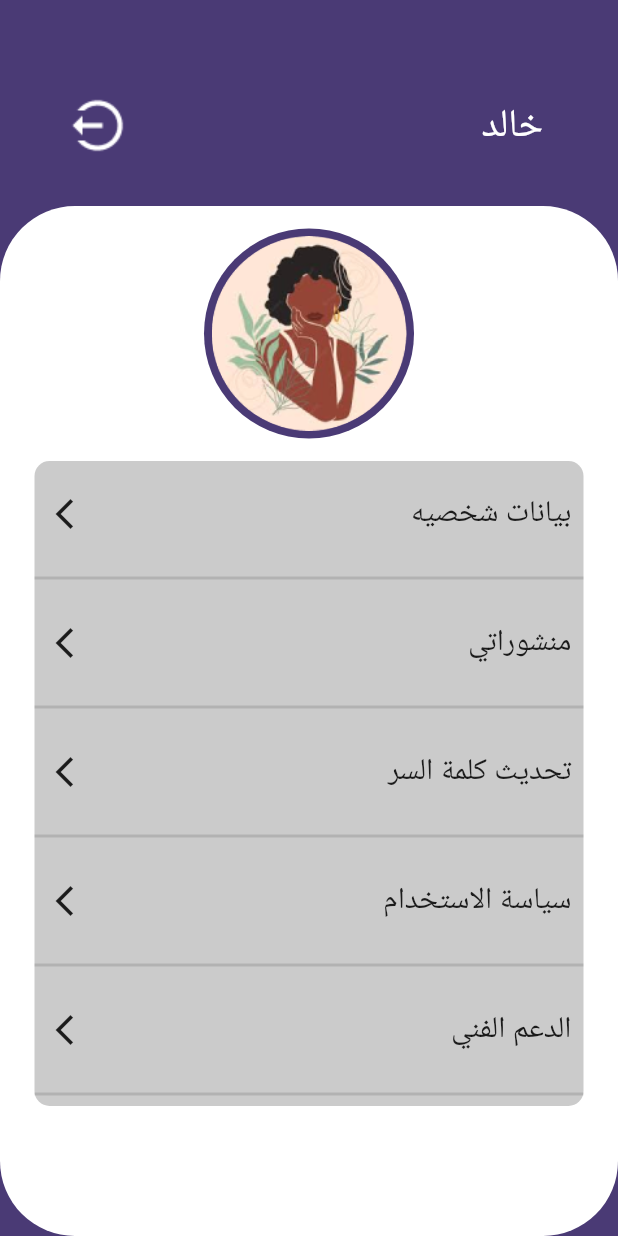
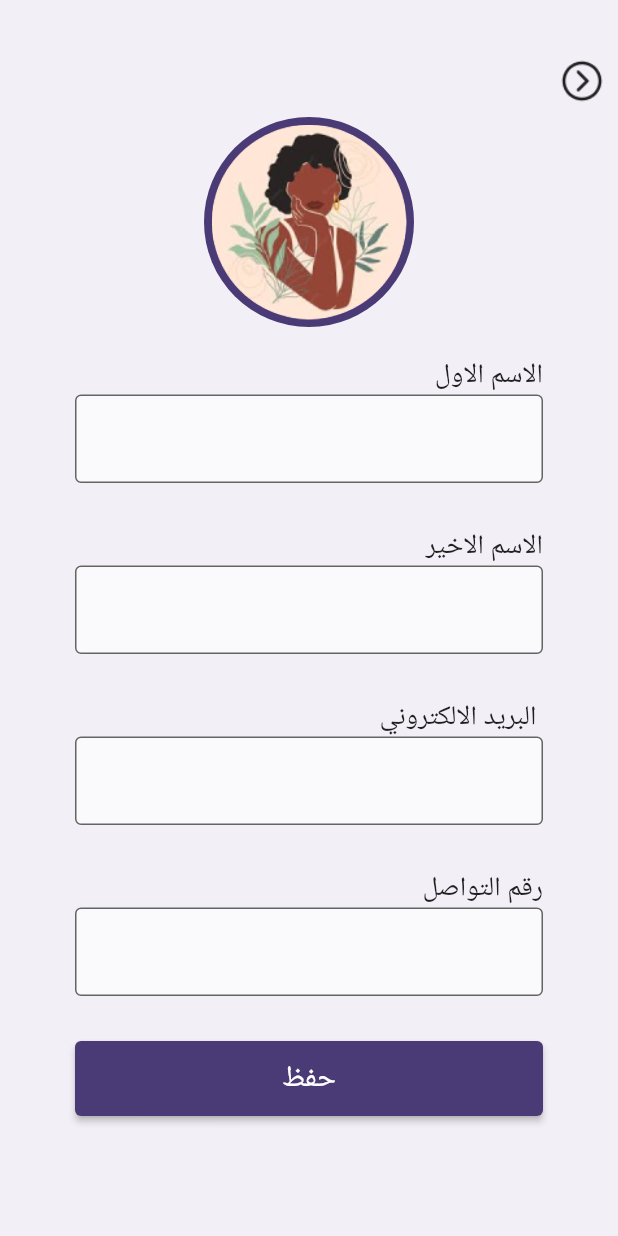
Before and after one commit to Khaled-alamri/Tuwaiq-Academy-Community-Application, a Flutter app: the profile screen opened by its route, after a tap on "بيانات شخصيه", on a phone screen of 412 x 824 dp. Run offline on Flutter 3.47's test engine with Material 2 defaults, Android fonts, the phone set to English and light mode, and no system bars; our stand-ins replace auto_size_text, get, hexcolor, smooth_page_indicator.

Commit message:
my Info page for profile don

```diff
--- a/lib/Component/CustomTextField.dart
+++ b/lib/Component/CustomTextField.dart
@@ -32,7 +32,7 @@ class CustomTextField extends StatelessWidget {
           IconForText,
           color: HexColor("#7660A9"),
         ),
-        hintText: hintTextShow.toString(),
+        hintText: hintTextShow,
         border: OutlineInputBorder(
           borderSide: BorderSide(
             color: Colors.white,
--- /dev/null
+++ b/lib/Component/Profile/Avater.dart
@@ -0,0 +1,24 @@
+import 'package:flutter/material.dart';
+import 'package:flutter/src/widgets/container.dart';
+import 'package:flutter/src/widgets/framework.dart';
+
+class Avter extends StatelessWidget {
+  const Avter({super.key, required this.Img, this.size});
+  final String Img;
+  final double? size;
+
+  @override
+  Widget build(BuildContext context) {
+    return CircleAvatar(
+      backgroundColor: Color(0xff4A3A75),
+      radius: size,
+      child: ClipOval(
+        child: Image.asset(
+          Img,
+          width: 130,
+          fit: BoxFit.cover,
+        ),
+      ),
+    );
+  }
+}
--- /dev/null
+++ b/lib/View/profile/My_Info.dart
@@ -0,0 +1,80 @@
+import 'package:final_project/Component/CustomButton.dart';
+import 'package:final_project/Component/CustomTextField.dart';
+import 'package:final_project/Component/Profile/Avater.dart';
+import 'package:flutter/material.dart';
+import 'package:get/get.dart';
+import 'package:hexcolor/hexcolor.dart';
+
+class My_Info extends StatelessWidget {
+  const My_Info({super.key});
+
+  @override
+  Widget build(BuildContext context) {
+    return Scaffold(
+      backgroundColor: HexColor("#f2eff6"),
+      body: ListView(
+        children: [
+          SizedBox(
+            height: 30,
+          ),
+          Align(
+              alignment: Alignment.topRight,
+              child: IconButton(
+                  onPressed: () {
+                    Get.back();
+                  },
+                  icon: ImageIcon(
+                    AssetImage("images/ion_chevron-back-circle-outline.png"),
+                    size: 50,
+                  ))),
+          Avter(
+            Img: "images/images 1.png",
+            size: 70,
+          ),
+          Padding(
+            padding: EdgeInsets.only(left: 50, right: 50, top: 20),
+            child: Column(
+              children: [
+                Align(
+                    alignment: Alignment.centerRight,
+                    child: Text("الاسم الاول",style: TextStyle(fontSize: 18))),
+                CustomTextField(labelTextShow: "",),
+                SizedBox(
+                  height: 30,
+                ),
+                Align(
+                    alignment: Alignment.centerRight,
+                    child: Text("الاسم الاخير",style: TextStyle(fontSize: 18))),
+                CustomTextField(labelTextShow: ""),
+                SizedBox(
+                  height: 30,
+                ),
+                Align(
+                    alignment: Alignment.centerRight,
+                    child: Text(" البريد الالكتروني",style: TextStyle(fontSize: 18))),
+                CustomTextField(labelTextShow: ""),
+                SizedBox(
+                  height: 30,
+                ),
+                Align(
+                    alignment: Alignment.centerRight,
+                    child: Text("رقم التواصل",style: TextStyle(fontSize: 18),)),
+                CustomTextField(labelTextShow: ""),
+                SizedBox(
+                  height: 30,
+                ),
+                CustomButton(
+                  Colors: Color(0xff4A3A75),
+                  NameOfButton: "حفظ",
+                  heigthOfButton: 50,
+                  widthOfButton: 324,
+                  onPressed: () {},
+                )
+              ],
+            ),
+          ),
+        ],
+      ),
+    );
+  }
+}
--- a/lib/View/profile/profileView.dart
+++ b/lib/View/profile/profileView.dart
@@ -1,5 +1,7 @@
+import 'package:final_project/Component/Profile/Avater.dart';
 import 'package:final_project/Component/Profile/ItemOfProfile.dart';
 import 'package:final_project/View/Camp/CampPresnt.dart';
+import 'package:final_project/View/profile/My_Info.dart';
 import 'package:flutter/material.dart';
 import 'package:flutter/src/widgets/container.dart';
 import 'package:flutter/src/widgets/framework.dart';
@@ -24,7 +26,7 @@ class profile extends StatelessWidget {
                 mainAxisAlignment: MainAxisAlignment.spaceBetween,
                 children: [
                   Text(
-                    "خالد",
+                    "رهف محمد",
                     style: TextStyle(fontSize: 26, color: Color(0xffFFFFFF)),
                   ),
                   ImageIcon(AssetImage("images/mdi_location-exit.png"),
@@ -44,17 +46,7 @@ class profile extends StatelessWidget {
               children: [
                 SizedBox(
                   height: 170,
-                  child: CircleAvatar(
-                    backgroundColor: Color(0xff4A3A75),
-                    radius: 70,
-                    child: ClipOval(
-                      child: Image.asset(
-                        "images/images 1.png",
-                        width: 130,
-                        fit: BoxFit.cover,
-                      ),
-                    ),
-                  ),
+                  child: Avter(Img: "images/images 1.png",size: 70,)
                 ),
                 Container(
                   width: 366,
@@ -66,7 +58,7 @@ class profile extends StatelessWidget {
                       name: "بيانات شخصيه",
                       ontap: () {
 
-                        //Get.to();
+                        Get.to(My_Info());
                       },
                     ),
                     ItemProfile(name: "منشوراتي"),
--- a/lib/main.dart
+++ b/lib/main.dart
@@ -14,7 +14,7 @@ class MyApp extends StatelessWidget {
   @override
   Widget build(BuildContext context) {
     return GetMaterialApp(
-     initialRoute: RouterNames.SignUpAndSignIn,
+     initialRoute: RouterNames.profile,
      getPages: getPages,
     translations: Languages(),
     locale: const Locale('ar'), // The Languages it shulde be Arabic when tha App Start
```
Also changed, not shown: images/ion_chevron-back-circle-outline.png (added).
